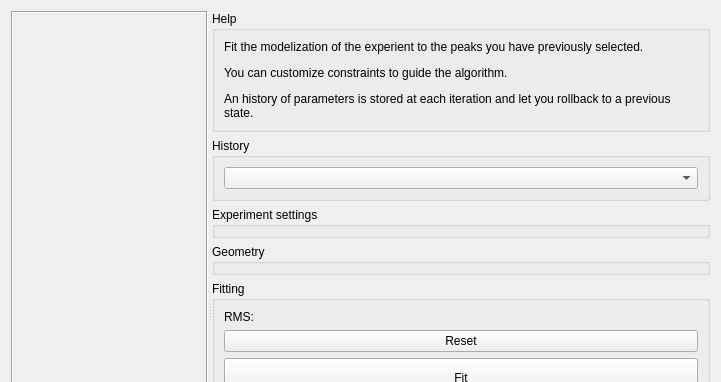
Old version of the form src/pyFAI/resources/gui/calibration-geometry.ui in the repository silx-kit/pyFAI; both pictures show x 0 to 721 and y 0 to 382 of the 721 by 621 pixel window.
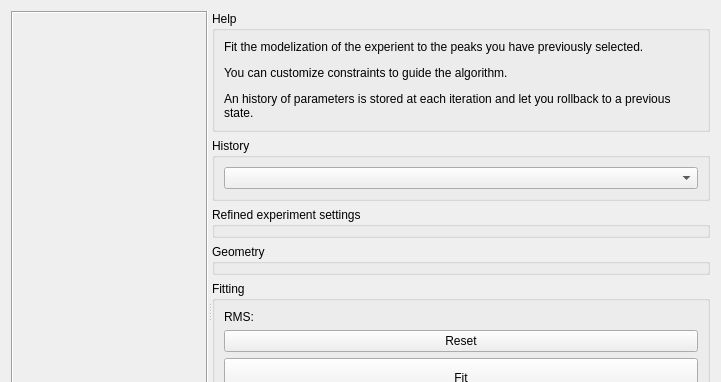
New version of the form. Custom widgets are drawn as their Qt base class.

Commit message: Update label about refined experiment settings

```diff
--- a/src/pyFAI/resources/gui/calibration-geometry.ui
+++ b/src/pyFAI/resources/gui/calibration-geometry.ui
@@ -75,7 +75,7 @@
        <item>
         <widget class="QGroupBox" name="_settings">
          <property name="title">
-          <string>Experiment settings</string>
+          <string>Refined experiment settings</string>
          </property>
         </widget>
        </item>
```
Left out of the diff: 11 changed lines with no effect on the pictures.
